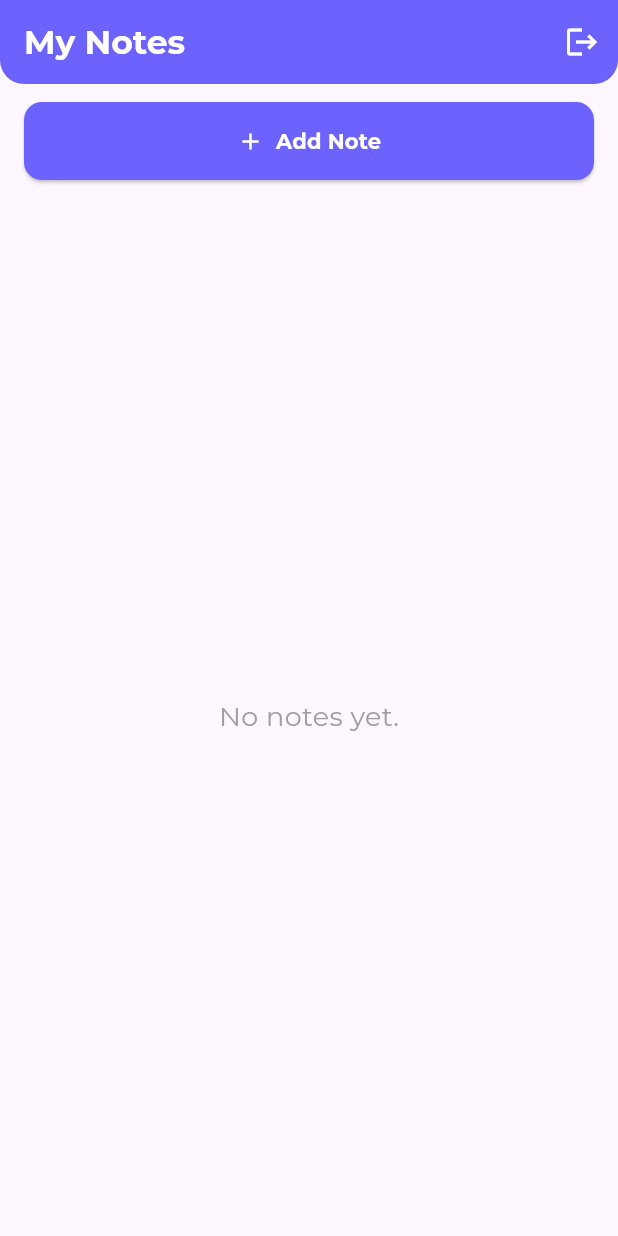
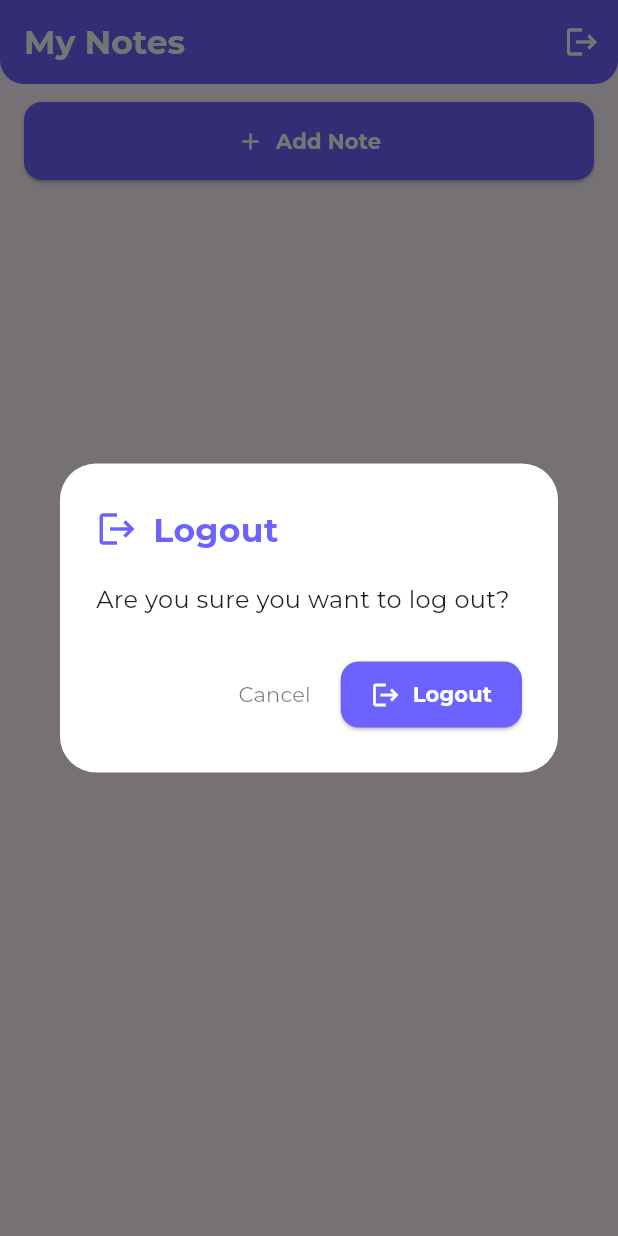
Before and after one commit to basant2231/note_test, a Flutter app: the screen it shows once a user with an empty profile is signed in, after a tap on the "logout" icon, on a phone screen of 412 x 824 dp. Run offline on Flutter 3.47's test engine with Material 3 defaults, Android fonts, the phone set to English and light mode, and no system bars; our stand-ins replace cloud_firestore, device_preview, firebase_auth, firebase_core, get, google_fonts and 1 more; accounts and stored records are empty.

Commit message:
readme - logoutdialog

```diff
--- a/lib/app/views/home/home_view.dart
+++ b/lib/app/views/home/home_view.dart
@@ -240,6 +240,83 @@ class HomeView extends StatelessWidget {
     );
   }
 
+  Future<bool?> _showLogoutDialog(BuildContext context) async {
+    final isDark = Theme.of(context).brightness == Brightness.dark;
+    return showDialog<bool>(
+      context: context,
+      builder:
+          (context) => Dialog(
+            shape: RoundedRectangleBorder(
+              borderRadius: BorderRadius.circular(24),
+            ),
+            backgroundColor: isDark ? AppColors.darkCard : AppColors.card,
+            child: Padding(
+              padding: const EdgeInsets.symmetric(horizontal: 24, vertical: 28),
+              child: Column(
+                mainAxisSize: MainAxisSize.min,
+                crossAxisAlignment: CrossAxisAlignment.start,
+                children: [
+                  Row(
+                    children: [
+                      Icon(Icons.logout, color: AppColors.primary, size: 28),
+                      const SizedBox(width: 10),
+                      Text(
+                        'Logout',
+                        style: AppFonts.bold(
+                          fontSize: 22,
+                          color: AppColors.primary,
+                        ),
+                      ),
+                    ],
+                  ),
+                  const SizedBox(height: 20),
+                  Text(
+                    'Are you sure you want to log out?',
+                    style: AppFonts.regular(fontSize: 16),
+                  ),
+                  const SizedBox(height: 28),
+                  Row(
+                    mainAxisAlignment: MainAxisAlignment.end,
+                    children: [
+                      TextButton(
+                        onPressed: () => Navigator.of(context).pop(false),
+                        child: Text(
+                          'Cancel',
+                          style: AppFonts.regular(color: AppColors.subtitle),
+                        ),
+                      ),
+                      const SizedBox(width: 8),
+                      ElevatedButton.icon(
+                        style: ElevatedButton.styleFrom(
+                          backgroundColor: AppColors.primary,
+                          shape: RoundedRectangleBorder(
+                            borderRadius: BorderRadius.circular(12),
+                          ),
+                          padding: const EdgeInsets.symmetric(
+                            horizontal: 20,
+                            vertical: 12,
+                          ),
+                        ),
+                        onPressed: () => Navigator.of(context).pop(true),
+                        icon: const Icon(
+                          Icons.logout,
+                          color: Colors.white,
+                          size: 20,
+                        ),
+                        label: Text(
+                          'Logout',
+                          style: AppFonts.bold(color: Colors.white),
+                        ),
+                      ),
+                    ],
+                  ),
+                ],
+              ),
+            ),
+          ),
+    );
+  }
+
   @override
   Widget build(BuildContext context) {
     final isDark = Theme.of(context).brightness == Brightness.dark;
@@ -264,7 +341,12 @@ class HomeView extends StatelessWidget {
                 actions: [
                   IconButton(
                     icon: const Icon(Icons.logout, color: Colors.white),
-                    onPressed: () => AuthController.to.signOut(),
+                    onPressed: () async {
+                      final confirm = await _showLogoutDialog(context);
+                      if (confirm == true) {
+                        AuthController.to.signOut();
+                      }
+                    },
                     tooltip: 'Logout',
                   ),
                 ],
@@ -278,11 +360,9 @@ class HomeView extends StatelessWidget {
               SliverToBoxAdapter(
                 child: Padding(
                   padding: EdgeInsets.symmetric(
-                    horizontal: isTablet ? constraints.maxWidth * 0.15 : 16,
+                    horizontal: isTablet ? 24 : 16,
                     vertical: 12,
                   ),
-                  child: SizedBox(
-                    width: double.infinity,
                   child: ElevatedButton.icon(
                     icon: const Icon(Icons.add),
                     label: Text(
@@ -301,54 +381,24 @@ class HomeView extends StatelessWidget {
                       shape: RoundedRectangleBorder(
                         borderRadius: BorderRadius.circular(12),
                       ),
+                      minimumSize: const Size(double.infinity, 48),
                     ),
                     onPressed: () => _showAddNoteDialog(context),
                   ),
                 ),
               ),
-              ),
               Obx(() {
                 if (noteController.isLoading.value) {
-                  return SliverList(
-                    delegate: SliverChildBuilderDelegate(
-                      (context, index) => Padding(
-                        padding: EdgeInsets.symmetric(
-                          horizontal:
-                              isTablet ? constraints.maxWidth * 0.15 : 16,
-                          vertical: 8,
+                  return SliverFillRemaining(
+                    hasScrollBody: false,
+                    child: Center(
+                      child: CircularProgressIndicator(
+                        color:
+                            isDark
+                                ? const Color(0xFF6C63FF)
+                                : const Color(0xFF6C63FF),
+                        strokeWidth: 3,
                       ),
-                        child: Shimmer.fromColors(
-                          baseColor: Colors.grey[300]!,
-                          highlightColor: Colors.grey[100]!,
-                          child: Card(
-                            elevation: 4,
-                            color: isDark ? AppColors.darkCard : AppColors.card,
-                            shape: RoundedRectangleBorder(
-                              borderRadius: BorderRadius.circular(16),
-                            ),
-                            child: ListTile(
-                              contentPadding: const EdgeInsets.symmetric(
-                                horizontal: 20,
-                                vertical: 12,
-                              ),
-                              title: Container(
-                                height: 18,
-                                width: 120,
-                                color: Colors.white,
-                              ),
-                              subtitle: Padding(
-                                padding: const EdgeInsets.only(top: 8.0),
-                                child: Container(
-                                  height: 14,
-                                  width: 200,
-                                  color: Colors.white,
-                                ),
-                              ),
-                            ),
-                          ),
-                        ),
-                      ),
-                      childCount: 6,
                     ),
                   );
                 }
@@ -377,15 +427,13 @@ class HomeView extends StatelessWidget {
                 }
                 // Responsive notes list
                 if (isTablet) {
-                  // Two-column grid for tablets
+                  // Two or three-column grid for tablets, minimal horizontal padding
+                  int crossAxisCount = constraints.maxWidth > 1100 ? 3 : 2;
                   return SliverPadding(
-                    padding: EdgeInsets.symmetric(
-                      horizontal: constraints.maxWidth * 0.10,
-                    ),
+                    padding: const EdgeInsets.symmetric(horizontal: 24),
                     sliver: SliverGrid(
-                      gridDelegate:
-                          const SliverGridDelegateWithFixedCrossAxisCount(
-                            crossAxisCount: 2,
+                      gridDelegate: SliverGridDelegateWithFixedCrossAxisCount(
+                        crossAxisCount: crossAxisCount,
                         mainAxisSpacing: 16,
                         crossAxisSpacing: 16,
                         childAspectRatio: 1.6,
--- a/lib/main.dart
+++ b/lib/main.dart
@@ -14,12 +14,7 @@ void main() async {
   await Firebase.initializeApp(options: DefaultFirebaseOptions.currentPlatform);
   Get.put(AuthController());
   Get.put(NoteController());
-  runApp(
-    DevicePreview(
-      enabled: !kReleaseMode,
-      builder: (BuildContext context) => const MyApp(),
-    ),
-  );
+  runApp(MyApp());
 }
 
 class MyApp extends StatelessWidget {
```
Also changed, not shown: 1 other file. Lines whose indentation alone changed are shown as unchanged.
